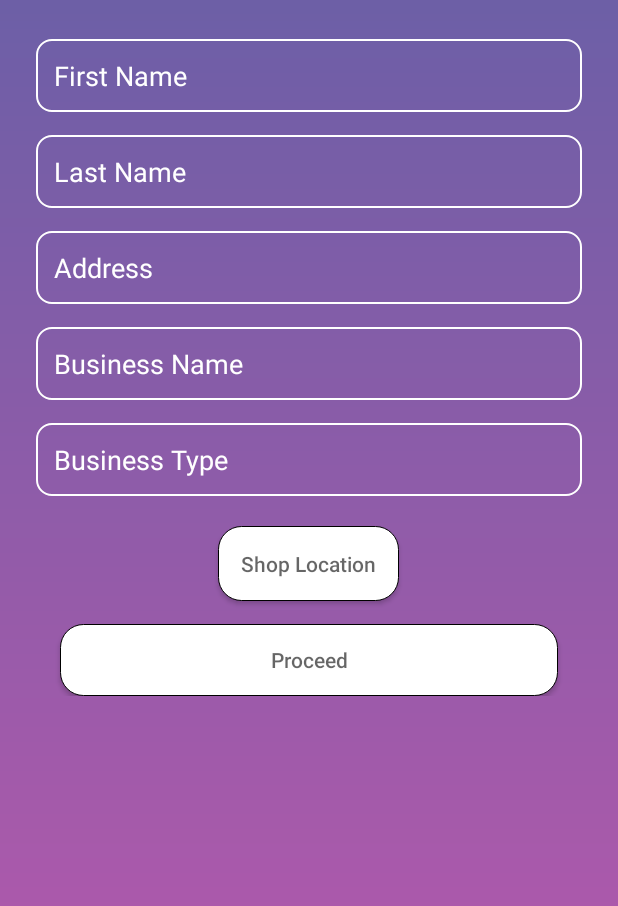
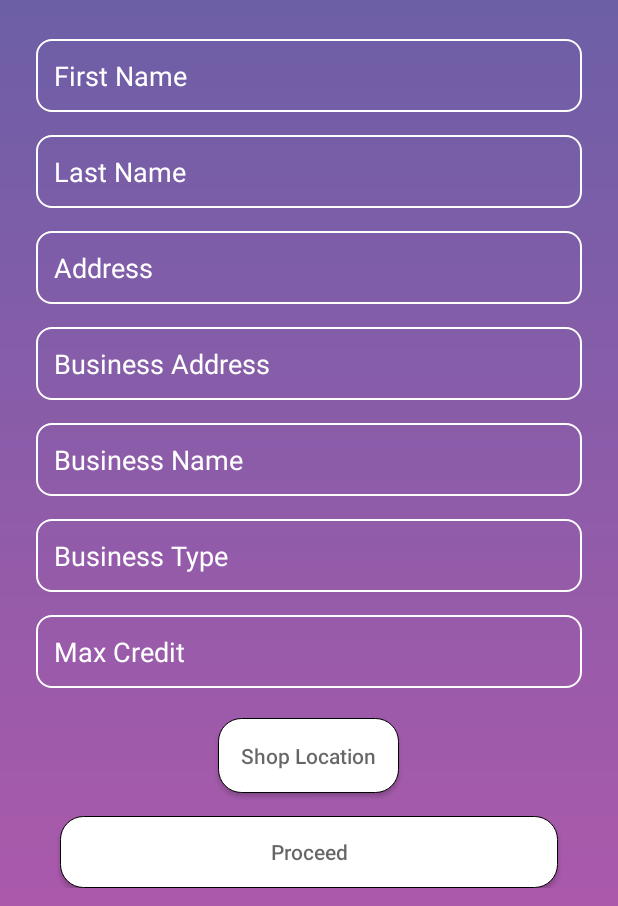
Before and after one commit to garrysawyers3007/DaanCorona, an Android app: the InfoActivity screen opened directly, with no data from a screen before it, after a tap on an icon or button, on a phone screen of 412 x 824 dp, the part 330-1236 px from its top. Run offline under Robolectric (Android 15) with nearby library versions, the phone set to English and light mode, and no system bars; our stand-ins replace CircleImageView; pictures from the network do not load; 8 statements that could not run were skipped.

Commit message:
Necessary changes

```diff
--- a/app/src/main/AndroidManifest.xml
+++ b/app/src/main/AndroidManifest.xml
@@ -7,6 +7,7 @@
     <uses-permission android:name="android.permission.ACCESS_COARSE_LOCATION" />
     <uses-permission android:name="android.permission.INTERNET" />
     <uses-permission android:name="android.permission.ACCESS_NETWORK_STATE" />
+    <uses-permission android:name="android.permission.WRITE_EXTERNAL_STORAGE"/>
 
 
     <application
@@ -15,6 +16,7 @@
         android:label="@string/app_name"
         android:roundIcon="@mipmap/ic_launcher_round"
         android:supportsRtl="true"
+        android:requestLegacyExternalStorage="true"
         android:networkSecurityConfig="@xml/network_security_config"
         android:theme="@style/AppTheme">
 
--- a/app/src/main/java/com/lendeasy/daancorona/InfoActivity.java
+++ b/app/src/main/java/com/lendeasy/daancorona/InfoActivity.java
@@ -7,12 +7,14 @@ import androidx.appcompat.app.AppCompatActivity;
 
 import android.content.Intent;
 import android.content.SharedPreferences;
+import android.database.Cursor;
 import android.icu.text.IDNA;
 import android.media.Image;
 import android.net.Uri;
 import android.os.AsyncTask;
 import android.os.Build;
 import android.os.Bundle;
+import android.os.Environment;
 import android.provider.MediaStore;
 import android.util.Log;
 import android.view.View;
@@ -39,12 +41,12 @@ import okhttp3.Response;
 
 public class InfoActivity extends AppCompatActivity {
 
-    private EditText shop_name,first_name,last_name,shop_type,address;
+    private EditText shop_name,first_name,last_name,shop_type,address,maxcredit,buss_address;
     private Button proceed, location;
     private CircleImageView userImageView, shopImage;
     private static final int USER_IMAGE = 100;
     private static final int SHOP_IMAGE = 101;
-    String shopName,firstName,lastName,shopType,latitude,longitude,shopAddress;
+    String shopName,firstName,lastName,shopType,latitude,longitude,shopAddress,MaxCredit,BussAddress;
     double lat,lng;
     Uri userImageURI, shopImageURI;
     String token;
@@ -63,7 +65,7 @@ public class InfoActivity extends AppCompatActivity {
         userImageView.setOnClickListener(new View.OnClickListener() {
             @Override
             public void onClick(View v) {
-                Intent gallery = new Intent(Intent.ACTION_PICK, MediaStore.Images.Media.INTERNAL_CONTENT_URI);
+                Intent gallery = new Intent(Intent.ACTION_PICK);
                 gallery.setType("image/*");
                 startActivityForResult(gallery, USER_IMAGE);
             }
@@ -72,7 +74,7 @@ public class InfoActivity extends AppCompatActivity {
         shopImage.setOnClickListener(new View.OnClickListener() {
             @Override
             public void onClick(View v) {
-                Intent gallery = new Intent(Intent.ACTION_PICK, MediaStore.Images.Media.INTERNAL_CONTENT_URI);
+                Intent gallery = new Intent(Intent.ACTION_PICK);
                 gallery.setType("image/*");
                 startActivityForResult(gallery, SHOP_IMAGE);
             }
@@ -95,7 +97,7 @@ public class InfoActivity extends AppCompatActivity {
         proceed.setOnClickListener(new View.OnClickListener() {
             @Override
             public void onClick(View v) {
-                new sendDataTask().execute(firstName,lastName,shopName,shopType,latitude,longitude,shopAddress);
+                new sendDataTask().execute(firstName,lastName,shopName,shopType,latitude,longitude,shopAddress,MaxCredit,BussAddress);
             }
         });
 
@@ -111,6 +113,8 @@ public class InfoActivity extends AppCompatActivity {
         shop_name = findViewById(R.id.shopName);
         shop_type = findViewById(R.id.shopType);
         address = findViewById(R.id.address);
+        maxcredit=findViewById(R.id.maxcredit);
+        buss_address=findViewById(R.id.businessaddress);
 
         userImageView.setImageResource(R.drawable.ic_launcher_background);
         shopImage.setImageResource(R.drawable.ic_launcher_background);
@@ -122,6 +126,8 @@ public class InfoActivity extends AppCompatActivity {
         shopName = shop_name.getText().toString();
         shopType = shop_type.getText().toString();
         shopAddress = address.getText().toString();
+        MaxCredit=maxcredit.getText().toString();
+        BussAddress=buss_address.getText().toString();
     }
 
     @Override
@@ -156,9 +162,18 @@ public class InfoActivity extends AppCompatActivity {
 //                    .addEncoded("recipient_photo","")
 //                    .build();
 
-            final MediaType MEDIA_TYPE_PNG = MediaType.parse("image/png");
-            File user = new File(userImageURI.getPath());
-            File shop = new File(shopImageURI.toString());
+            final MediaType MEDIA_TYPE_PNG = MediaType.parse("image/jpeg");
+            //File path = Environment.getExternalStoragePublicDirectory(
+              //      Environment.DIRECTORY_PICTURES);
+
+            Log.d("TAG",""+userImageURI);
+
+            String userpath=getPath(userImageURI),shoppath=getPath(shopImageURI);
+            Log.d("TAG",""+userpath);
+            Log.d("TAG",""+shoppath);
+
+            File user = new File(userpath);
+            File shop = new File(shoppath);
 
             RequestBody formBody = new MultipartBody.Builder().setType(MultipartBody.FORM)
                     .addFormDataPart("first_name",strings[0])
@@ -166,17 +181,20 @@ public class InfoActivity extends AppCompatActivity {
                     .addFormDataPart("business_name",strings[2])
                     .addFormDataPart("business_type",strings[3])
                     .addFormDataPart("lat",strings[4])
-                    .addFormDataPart("lng",strings[5])
+                    .addFormDataPart("long",strings[5])
                     .addFormDataPart("address",strings[6])
+                    .addFormDataPart("max_credit",strings[7])
+                    .addFormDataPart("business_address",strings[8])
                     .addFormDataPart("recipient_photo",user.getName(),RequestBody.create(MEDIA_TYPE_PNG,user))
                     .addFormDataPart("business_photo",shop.getName(),RequestBody.create(MEDIA_TYPE_PNG,shop))
                     .build();
 
             Request request = new Request.Builder()
-                    .url("http://daancorona.pythonanywhere.com/api/recepient_profile/")
+                    .url("http://daancorona.pythonanywhere.com/api/recipient_profile/")
                     .addHeader("Authorization","JWT "+token)
                     .post(formBody)
                     .build();
+
 
             try (Response response = httpClient.newCall(request).execute()) {
 
@@ -184,8 +202,11 @@ public class InfoActivity extends AppCompatActivity {
                     throw new IOException("Unexpected code " + response);
 
                 Log.d("Tag",response.body()+"");
+                return "Done";
 
-            } catch (IOException e) {
+            } catch (IOException e ) {
+                e.printStackTrace();
+            } catch (NullPointerException e){
                 e.printStackTrace();
             }
             return null;
@@ -194,8 +215,22 @@ public class InfoActivity extends AppCompatActivity {
         @Override
         protected void onPostExecute(String s) {
             super.onPostExecute(s);
-            Intent intent = new Intent(InfoActivity.this, MainActivity.class);
-            startActivity(intent);
+            if(s!=null) {
+                Intent intent = new Intent(InfoActivity.this, MainActivity.class);
+                startActivity(intent);
+            }
+            else
+                Toast.makeText(InfoActivity.this,"Error",Toast.LENGTH_LONG).show();
         }
     }
+    public String getPath(Uri uri) {
+        String[] projection = {MediaStore.MediaColumns.DATA};
+        Cursor cursor = managedQuery(uri, projection, null, null, null);
+        int column_index = cursor
+                .getColumnIndexOrThrow(MediaStore.MediaColumns.DATA);
+        cursor.moveToFirst();
+        String imagePath = cursor.getString(column_index);
+
+        return cursor.getString(column_index);
+    }
 }
--- a/app/src/main/java/com/lendeasy/daancorona/MainActivity.java
+++ b/app/src/main/java/com/lendeasy/daancorona/MainActivity.java
@@ -65,7 +65,7 @@ public class MainActivity extends AppCompatActivity {
 
             Request request = new Request.Builder()
                     .url("http://www.daancorona.pythonanywhere.com/api/recipient_details/")
-                    .header("Authorization","JWT "+token)
+                    .addHeader("Authorization","JWT "+token)
                     .build();
 
             try (Response response = httpClient.newCall(request).execute()) {
--- a/app/src/main/res/layout/activity_info.xml
+++ b/app/src/main/res/layout/activity_info.xml
@@ -27,7 +27,8 @@
             android:layout_height="130dp"
             app:civ_border_color="#000"
             app:civ_border_width="2dp"
-            android:layout_marginStart="20dp"
+            android:tooltipText="your image"
+            android:layout_marginLeft="20dp"
             android:elevation="10dp"
             android:src="@drawable/ic_launcher_background"
             android:layout_gravity="center_horizontal"/>
@@ -38,8 +39,9 @@
                 android:layout_height="130dp"
                 app:civ_border_color="#000"
                 app:civ_border_width="2dp"
+                android:tooltipText="shop image"
                 android:elevation="10dp"
-                android:layout_marginStart="60dp"
+                android:layout_marginLeft="60dp"
                 android:src="@drawable/ic_launcher_background"
                 android:layout_gravity="center_horizontal"/>
 
@@ -81,6 +83,16 @@
             android:layout_marginTop="15dp"
             android:hint="Address"
             android:maxLines="3"/>
+        <EditText
+            android:layout_width="match_parent"
+            android:layout_height="wrap_content"
+            android:id="@+id/businessaddress"
+            android:background="@drawable/edit_text"
+            android:padding="12dp"
+            android:textColor="#fff"
+            android:textColorHint="#fff"
+            android:layout_marginTop="15dp"
+            android:hint="Business Address" />
 
         <EditText
             android:layout_width="match_parent"
@@ -104,6 +116,18 @@
             android:layout_marginTop="15dp"
             android:hint="Business Type" />
 
+
+        <EditText
+            android:layout_width="match_parent"
+            android:layout_height="wrap_content"
+            android:id="@+id/maxcredit"
+            android:background="@drawable/edit_text"
+            android:padding="12dp"
+            android:textColor="#fff"
+            android:inputType="number"
+            android:textColorHint="#fff"
+            android:layout_marginTop="15dp"
+            android:hint="Max Credit" />
         <Button
             android:layout_width="wrap_content"
             android:layout_height="wrap_content"
```
Also changed, not shown: app/src/main/java/com/lendeasy/daancorona/LoginActivity.java (+4 -3 lines).
